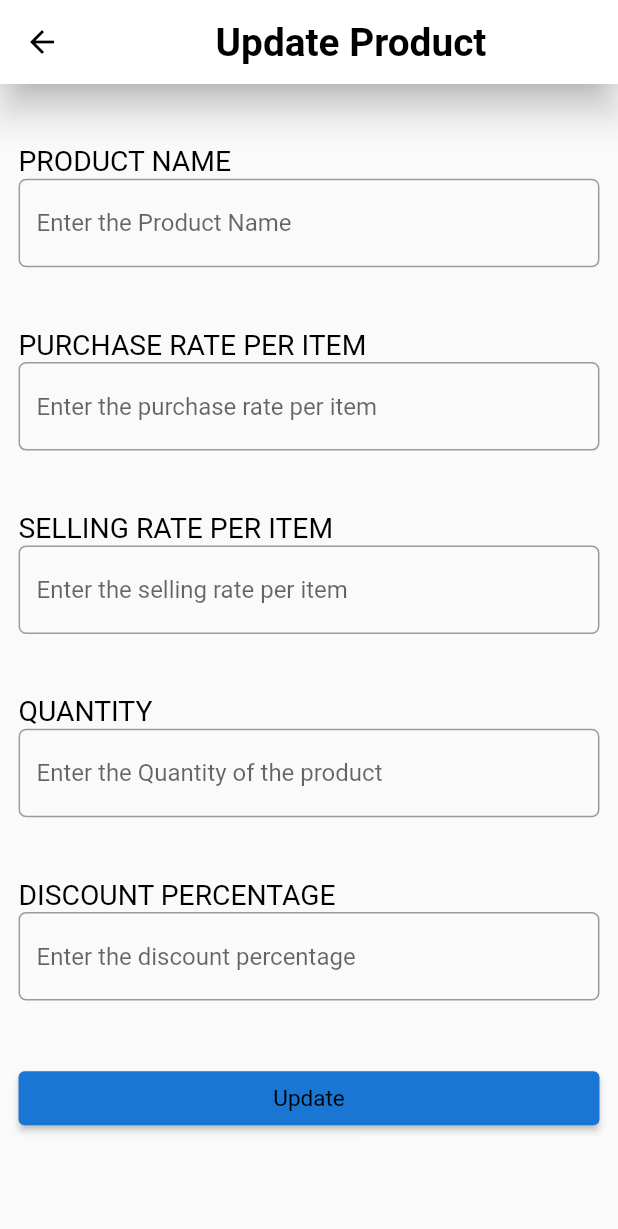
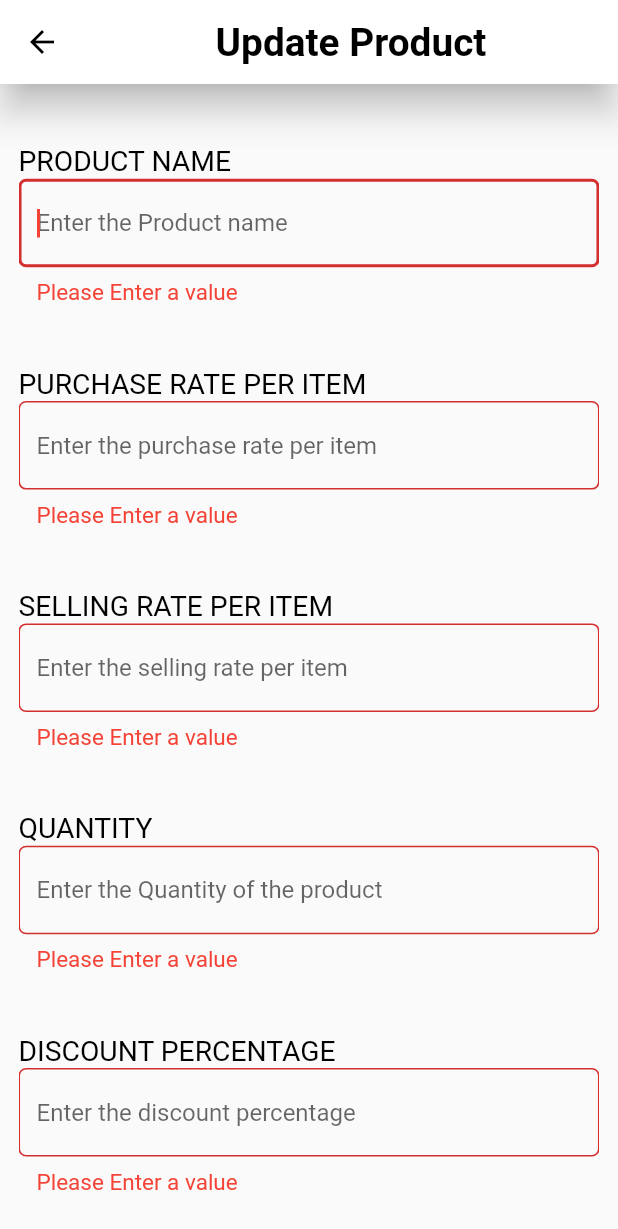
Before and after one commit to Earthknight/OP-Inventory-Billing-app, a Flutter app: the UpdateProductScreen screen opened directly, after a tap on "Update", on a phone screen of 412 x 824 dp. Shown: the top 1229 px of the screen. Run offline on Flutter 3.47's test engine with Material 2 defaults, Android fonts, the phone set to English and light mode, and no system bars; our stand-ins replace qr_flutter; missing offline and left inert: horizontal_data_table; network calls fail; Roboto replaces fonts that are missing (Georgia).

Commit message:
add product functionality added

```diff
--- a/OP_Inventory_Billing_App/lib/screens/products/product_screen.dart
+++ b/OP_Inventory_Billing_App/lib/screens/products/product_screen.dart
@@ -1,7 +1,6 @@
 import 'dart:convert';
 import 'package:flutter/material.dart';
 import 'dart:async';
-import 'package:http/http.dart' as http;
 import 'package:http/http.dart';
 import 'package:op_inventory_billing_app/model/products/product.dart';
 import 'package:op_inventory_billing_app/screens/products/update_product_screen.dart';
--- a/OP_Inventory_Billing_App/lib/screens/products/update_product_screen.dart
+++ b/OP_Inventory_Billing_App/lib/screens/products/update_product_screen.dart
@@ -1,10 +1,21 @@
+import 'dart:convert';
 import 'package:flutter/material.dart';
+import 'dart:async';
+import 'package:http/http.dart';
+import 'package:op_inventory_billing_app/model/products/product.dart';
 import 'package:op_inventory_billing_app/widgets/TextFieldWidget.dart';
 import 'package:op_inventory_billing_app/widgets/TextWidget.dart';
 import 'package:op_inventory_billing_app/widgets/get_device_size.dart';
 
+import '../../tab_bar_screen.dart';
+
+int productid = 101;
 class UpdateProductScreen extends StatefulWidget {
   const UpdateProductScreen({Key? key}) : super(key: key);
+
+  // final String appBarTitle;
+  // final Product product;
+  // const UpdateProductScreen({Key? key, required this.appBarTitle, required this.product}) : super(key: key);
 
   @override
   State<StatefulWidget> createState() => UpdateProductScreenState();
@@ -13,11 +24,7 @@ class UpdateProductScreen extends StatefulWidget {
 class UpdateProductScreenState extends State<UpdateProductScreen> {
   double screenWidth = 0.0, screenHeight = 0.0;
 
-  @override
-  Widget build(BuildContext context) {
-    final screenSize = GetDeviceSize.getDeviceSize(context);
-    screenWidth = screenSize.width;
-    screenHeight = screenSize.height;
+  final _formKey = GlobalKey<FormState>();
 
   TextEditingController productNameController = TextEditingController();
   TextEditingController productRatePerItemController =
@@ -28,6 +35,36 @@ class UpdateProductScreenState extends State<UpdateProductScreen> {
   TextEditingController discountPercentageController =
   TextEditingController();
 
+  @override
+  void initState() {
+    // productNameController = widget.product.productName as TextEditingController;
+    // productRatePerItemController = widget.product.productCost as TextEditingController;
+    // sellingRatePerItemController = widget.product.sellingPrice as TextEditingController;
+    // quantityController = widget.product.productInStock as TextEditingController;
+    // discountPercentageController = widget.product.discount as TextEditingController;
+  }
+
+  void addData() async {
+    print("addData called");
+    String id = "P${productid++}";
+    print("id : $id");
+    var url = "http://192.168.1.107:8080/php_workspace/product/addData.php";
+    await post(Uri.parse(url),body: {
+      "productId": id,
+      "productName": productNameController.text,
+      "productCost": productRatePerItemController.text,
+      "productInStock":  sellingRatePerItemController.text,
+      "sellingPrice": quantityController.text,
+      "discount": discountPercentageController.text
+    });
+  }
+
+
+  @override
+  Widget build(BuildContext context) {
+    final screenSize = GetDeviceSize.getDeviceSize(context);
+    screenWidth = screenSize.width;
+    screenHeight = screenSize.height;
     return Scaffold(
       appBar: AppBar(
         backgroundColor: Colors.white,
@@ -49,6 +86,8 @@ class UpdateProductScreenState extends State<UpdateProductScreen> {
         onTap: () {
           FocusScope.of(context).requestFocus(FocusNode());
         },
+        child: Form(
+          key: _formKey,
           child: Padding(
             padding: EdgeInsets.only(
                 left: screenWidth * 0.03, right: screenWidth * 0.03),
@@ -62,8 +101,7 @@ class UpdateProductScreenState extends State<UpdateProductScreen> {
                   size: 3.0,
                 ),
                 MyTextField(
-                hintText: "Enter the Product Name",
-                textController: productNameController,
+                 productNameController, TextInputType.text, "Enter the Product name" , "Please Enter a value"
                 ),
                 SizedBox(
                   height: 0.05 * screenHeight,
@@ -73,8 +111,7 @@ class UpdateProductScreenState extends State<UpdateProductScreen> {
                   size: 3.0,
                 ),
                 MyTextField(
-                hintText: "Enter the purchase rate per item",
-                textController: productRatePerItemController,
+                  productRatePerItemController, TextInputType.number, "Enter the purchase rate per item" , "Please Enter a value"
                 ),
                 SizedBox(
                   height: 0.05 * screenHeight,
@@ -84,8 +121,7 @@ class UpdateProductScreenState extends State<UpdateProductScreen> {
                   size: 3.0,
                 ),
                 MyTextField(
-                hintText: "Enter the selling rate per item",
-                textController: sellingRatePerItemController,
+                  sellingRatePerItemController, TextInputType.number, "Enter the selling rate per item" , "Please Enter a value"
                 ),
                 SizedBox(
                   height: 0.05 * screenHeight,
@@ -95,8 +131,7 @@ class UpdateProductScreenState extends State<UpdateProductScreen> {
                   size: 3.0,
                 ),
                 MyTextField(
-                hintText: "Enter the Quantity of the product",
-                textController: quantityController,
+                  quantityController, TextInputType.number, "Enter the Quantity of the product" , "Please Enter a value"
                 ),
                 SizedBox(
                   height: 0.05 * screenHeight,
@@ -106,8 +141,7 @@ class UpdateProductScreenState extends State<UpdateProductScreen> {
                   size: 3.0,
                 ),
                 MyTextField(
-                hintText: "Enter the discount percentage",
-                textController: discountPercentageController,
+                  discountPercentageController, TextInputType.number, "Enter the discount percentage" , "Please Enter a value"
                 ),
                 SizedBox(
                   height: 0.05 * screenHeight,
@@ -124,15 +158,27 @@ class UpdateProductScreenState extends State<UpdateProductScreen> {
                     textScaleFactor: 1.3,
                   ),
                   onPressed: () {
+                    if(_formKey.currentState!.validate()){
+                      print(sellingRatePerItemController.text);
+                      print(productNameController.text);
+                      print(productRatePerItemController.text);
+                      print(discountPercentageController.text);
+                      print(quantityController.text);
                       setState(() {
+                        addData();
+                        Navigator.push(context, MaterialPageRoute(builder: (context) {
+                          return TabBarScreen();
+                        }));
+                      });
 
-                  });
+                    }
                   },
                 ),
               ],
             ),
           ),
         ),
+      ),
     );
   }
 }
--- a/OP_Inventory_Billing_App/lib/tab_bar_screen.dart
+++ b/OP_Inventory_Billing_App/lib/tab_bar_screen.dart
@@ -44,7 +44,7 @@ class TabBarState extends State<TabBarScreen > with SingleTickerProviderStateMix
                 SliverAppBar(
                   backgroundColor: Colors.white,
                   title: const Center(
-                    child: MyText(text: "Inventory & Billing App", fontWeight: FontWeight.bold, size: 15.0,),
+                    child: MyText(text: "Inventory & Billing App", fontWeight: FontWeight.bold, size: 13.0,),
                   ),
                   pinned: true,
                   floating: true,
--- a/OP_Inventory_Billing_App/lib/widgets/TextFieldWidget.dart
+++ b/OP_Inventory_Billing_App/lib/widgets/TextFieldWidget.dart
@@ -1,39 +1,20 @@
 import 'package:flutter/material.dart';
-
 import 'get_device_size.dart';
 
-class MyTextField extends StatelessWidget {
-  final String? hintText;
-  final String? labelText;
-  final String? errorText;
-  final TextInputType? keyBoardType;
-  final TextEditingController? textController;
 
-   MyTextField(
-      {Key? key, this.hintText, this.labelText, this.errorText, this.keyBoardType, this.textController}) : super(key: key);
-
-  double screenWidth = 0.0;
-
-  @override
-  Widget build(BuildContext context) {
-
-    final screenSize = GetDeviceSize.getDeviceSize(context);
-    screenWidth = screenSize.width;
-
+Widget MyTextField(TextEditingController textController, TextInputType keyBoardType, String hintText, String errorText){
   return TextFormField(
-        keyboardType: keyBoardType ?? TextInputType.text,
+    autofocus: true,
+      controller: textController,
+      keyboardType: keyBoardType,
       // style: Theme.of(context).textTheme.headline6,
-        controller: textController,
       validator: (value) {
-          print(textController.toString());
         if (value!.isEmpty) {
           return errorText;
         }
       },
       decoration: InputDecoration(
-          labelText: labelText,
         hintText: hintText,
-          // labelStyle: Theme.of(context).textTheme.headline6,
         errorStyle: TextStyle(
           color: Colors.red,
           fontSize: 15.0,
@@ -47,6 +28,63 @@ class MyTextField extends StatelessWidget {
             width: 2.0,
           ),
         ),
-        ));
+      ),
+      onSaved: (value) {
+        textController.text = value!;
+  },
+  );
 }
-}
+//
+// double screenWidth = 0.0;
+//
+// class MyTextField extends StatefulWidget {
+//   final String? hintText;
+//   final String? labelText;
+//   final String? errorText;
+//   final TextInputType? keyBoardType;
+//   final TextEditingController textController;
+//
+//    MyTextField(
+//       {Key? key,required this.textController, this.hintText, this.labelText, this.errorText, this.keyBoardType, }) : super(key: key);
+//   @override
+//   State<StatefulWidget> createState() => TextFieldState();
+// }
+// class TextFieldState extends State<MyTextField>{
+//   @override
+//   Widget build(BuildContext context) {
+//
+//     final screenSize = GetDeviceSize.getDeviceSize(context);
+//     screenWidth = screenSize.width;
+//     String _inputValue = '';
+//
+//     return TextFormField(
+//       autofocus: false,
+//         controller: widget.textController,
+//         keyboardType: widget.keyBoardType ?? TextInputType.text,
+//         // style: Theme.of(context).textTheme.headline6,
+//         validator: (value) {
+//           if (value!.isEmpty) {
+//             return widget.errorText;
+//           }
+//         },
+//         onChanged: (value) => _inputValue = value,
+//         decoration: InputDecoration(
+//           labelText: widget.labelText,
+//           hintText: widget.hintText,
+//           // labelStyle: Theme.of(context).textTheme.headline6,
+//           errorStyle: TextStyle(
+//             color: Colors.red,
+//             fontSize: 15.0,
+//           ),
+//           border: OutlineInputBorder(
+//             borderRadius: BorderRadius.all(Radius.circular(5.0)),
+//           ),
+//           focusedBorder: OutlineInputBorder(
+//             borderSide: BorderSide(
+//               color: Colors.black,
+//               width: 2.0,
+//             ),
+//           ),
+//         ));
+//   }
+// }
```
Also changed, not shown: OP_Inventory_Billing_App/lib/model/products/product.dart (+6 -6 lines), 3 other files. Lines whose indentation alone changed are shown as unchanged.
